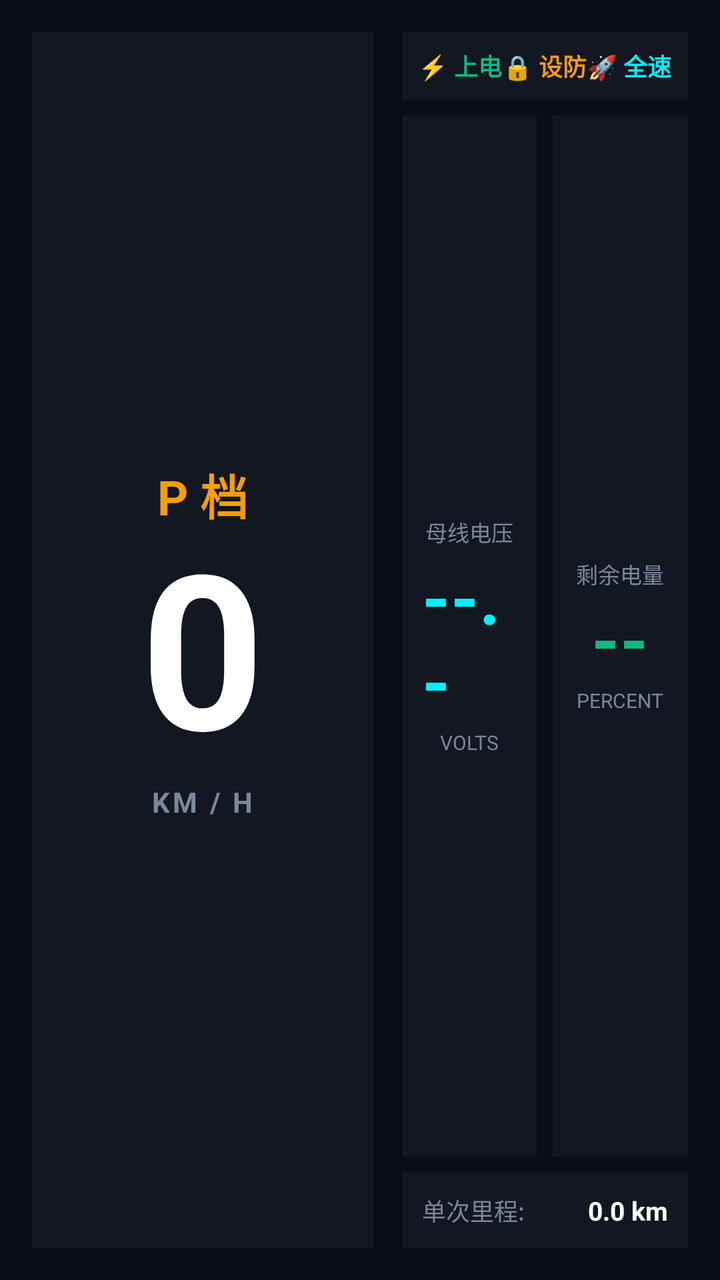
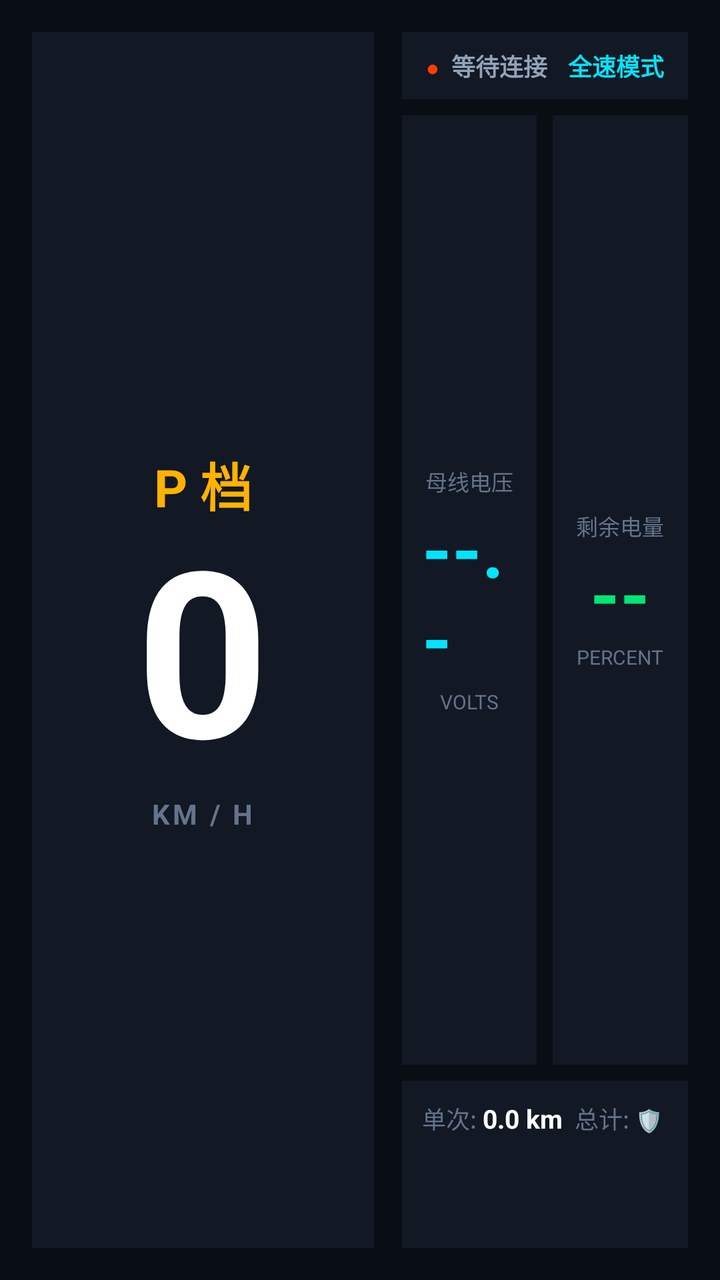

The first picture is an Android layout as it rendered before a commit; the second is the same layout after the commit. The layout source and the unified diff follow.
<!-- AndroidManifest.xml: application theme AppTheme -->
<!-- res/layout/activity_main_hud.xml -->
<?xml version="1.0" encoding="utf-8"?>
<LinearLayout xmlns:android="http://schemas.android.com/apk/res/android"
    android:layout_width="match_parent"
    android:layout_height="match_parent"
    android:orientation="horizontal"
    android:background="@color/bg_dark"
    android:padding="16dp">

    
    <LinearLayout
        android:layout_width="0dp"
        android:layout_height="match_parent"
        android:layout_weight="1.2"
        android:orientation="vertical"
        android:gravity="center"
        android:background="@color/bg_card"
        android:padding="16dp">

        <TextView
            android:id="@+id/tv_gear"
            android:layout_width="wrap_content"
            android:layout_height="wrap_content"
            android:text="P 档"
            android:textColor="@color/amber"
            android:textSize="24sp"
            android:textStyle="bold" />

        <TextView
            android:id="@+id/tv_speed"
            android:layout_width="wrap_content"
            android:layout_height="wrap_content"
            android:text="0"
            android:textColor="#FFFFFF"
            android:textSize="108sp"
            android:textStyle="bold"
            android:includeFontPadding="false" />

        <TextView
            android:layout_width="wrap_content"
            android:layout_height="wrap_content"
            android:text="KM / H"
            android:textColor="@color/text_dim"
            android:textSize="14sp"
            android:textStyle="bold"
            android:letterSpacing="0.1" />
    </LinearLayout>

    
    <LinearLayout
        android:layout_width="0dp"
        android:layout_height="match_parent"
        android:layout_weight="1"
        android:orientation="vertical"
        android:layout_marginStart="14dp">

        
        <LinearLayout
            android:layout_width="match_parent"
            android:layout_height="wrap_content"
            android:orientation="horizontal"
            android:background="@color/bg_card"
            android:padding="8dp">

            <TextView
                android:id="@+id/ind_power"
                android:layout_width="0dp"
                android:layout_height="wrap_content"
                android:layout_weight="1"
                android:text="⚡ 上电"
                android:textColor="@color/green"
                android:gravity="center"
                android:textSize="12sp"
                android:textStyle="bold" />

            <TextView
                android:id="@+id/ind_lock"
                android:layout_width="0dp"
                android:layout_height="wrap_content"
                android:layout_weight="1"
                android:text="🔒 设防"
                android:textColor="@color/amber"
                android:gravity="center"
                android:textSize="12sp"
                android:textStyle="bold" />

            <TextView
                android:id="@+id/ind_speed_limit"
                android:layout_width="0dp"
                android:layout_height="wrap_content"
                android:layout_weight="1"
                android:text="🚀 全速"
                android:textColor="@color/cyan"
                android:gravity="center"
                android:textSize="12sp"
                android:textStyle="bold" />
        </LinearLayout>

        
        <LinearLayout
            android:layout_width="match_parent"
            android:layout_height="0dp"
            android:layout_weight="1"
            android:orientation="horizontal"
            android:layout_marginTop="8dp">

            <LinearLayout
                android:layout_width="0dp"
                android:layout_height="match_parent"
                android:layout_weight="1"
                android:orientation="vertical"
                android:gravity="center"
                android:background="@color/bg_card"
                android:padding="10dp"
                android:layout_marginEnd="4dp">
                <TextView android:layout_width="wrap_content" android:layout_height="wrap_content" android:text="母线电压" android:textColor="@color/text_dim" android:textSize="11sp" />
                <TextView android:id="@+id/tv_voltage" android:layout_width="wrap_content" android:layout_height="wrap_content" android:text="--.-" android:textColor="@color/cyan" android:textSize="36sp" android:textStyle="bold" />
                <TextView android:layout_width="wrap_content" android:layout_height="wrap_content" android:text="VOLTS" android:textColor="@color/text_dim" android:textSize="10sp" />
            </LinearLayout>

            <LinearLayout
                android:layout_width="0dp"
                android:layout_height="match_parent"
                android:layout_weight="1"
                android:orientation="vertical"
                android:gravity="center"
                android:background="@color/bg_card"
                android:padding="10dp"
                android:layout_marginStart="4dp">
                <TextView android:layout_width="wrap_content" android:layout_height="wrap_content" android:text="剩余电量" android:textColor="@color/text_dim" android:textSize="11sp" />
                <TextView android:id="@+id/tv_battery" android:layout_width="wrap_content" android:layout_height="wrap_content" android:text="--" android:textColor="@color/green" android:textSize="36sp" android:textStyle="bold" />
                <TextView android:layout_width="wrap_content" android:layout_height="wrap_content" android:text="PERCENT" android:textColor="@color/text_dim" android:textSize="10sp" />
            </LinearLayout>
        </LinearLayout>

        
        <LinearLayout
            android:layout_width="match_parent"
            android:layout_height="wrap_content"
            android:orientation="horizontal"
            android:background="@color/bg_card"
            android:padding="10dp"
            android:layout_marginTop="8dp">

            <TextView
                android:layout_width="0dp"
                android:layout_height="wrap_content"
                android:layout_weight="1"
                android:text="单次里程: "
                android:textColor="@color/text_dim"
                android:textSize="12sp" />

            <TextView
                android:id="@+id/tv_once_trip"
                android:layout_width="wrap_content"
                android:layout_height="wrap_content"
                android:text="0.0 km"
                android:textColor="#FFFFFF"
                android:textStyle="bold"
                android:textSize="13sp" />
        </LinearLayout>

    </LinearLayout>

</LinearLayout>
<!-- resources referenced by this layout -->
<resources>
  <color name="amber">#F59E0B</color>
  <color name="bg_card">#131722</color>
  <color name="bg_dark">#0A0D14</color>
  <color name="cyan">#00F2FE</color>
  <color name="green">#10B981</color>
  <color name="text_dim">#7A889B</color>
  <style name="AppTheme" parent="Theme.MaterialComponents.DayNight.NoActionBar">
          <item name="colorPrimary">@color/cyan</item>
          <item name="colorPrimaryVariant">@color/cyan</item>
          <item name="colorSecondary">@color/green</item>
          <item name="colorOnPrimary">#000000</item>
          <item name="colorOnSecondary">#FFFFFF</item>
          <item name="android:windowBackground">@color/bg_dark</item>
          <item name="android:statusBarColor">@color/bg_dark</item>
      </style>
</resources>

<!-- the commit's change to res/layout/activity_main_hud.xml (unified diff, before → after) -->
@@ -22,7 +22,7 @@
             android:layout_height="wrap_content"
             android:text="P 档"
             android:textColor="@color/amber"
-            android:textSize="24sp"
+            android:textSize="26sp"
             android:textStyle="bold" />
 
         <TextView
@@ -30,8 +30,8 @@
             android:layout_width="wrap_content"
             android:layout_height="wrap_content"
             android:text="0"
-            android:textColor="#FFFFFF"
-            android:textSize="108sp"
+            android:textColor="@color/text_title"
+            android:textSize="116sp"
             android:textStyle="bold"
             android:includeFontPadding="false" />
 
@@ -59,38 +59,34 @@
             android:layout_height="wrap_content"
             android:orientation="horizontal"
             android:background="@color/bg_card"
-            android:padding="8dp">
+            android:paddingHorizontal="12dp"
+            android:paddingVertical="8dp">
 
             <TextView
-                android:id="@+id/ind_power"
+                android:id="@+id/tv_status_dot"
+                android:layout_width="wrap_content"
+                android:layout_height="wrap_content"
+                android:text="●"
+                android:textColor="@color/red"
+                android:textSize="11sp"
+                android:layout_marginEnd="6dp" />
+
+            <TextView
+                android:id="@+id/tv_conn_status"
                 android:layout_width="0dp"
                 android:layout_height="wrap_content"
                 android:layout_weight="1"
-                android:text="⚡ 上电"
-                android:textColor="@color/green"
-                android:gravity="center"
+                android:text="等待连接"
+                android:textColor="@color/text_secondary"
                 android:textSize="12sp"
                 android:textStyle="bold" />
 
             <TextView
-                android:id="@+id/ind_lock"
-                android:layout_width="0dp"
+                android:id="@+id/badge_limit_status"
+                android:layout_width="wrap_content"
                 android:layout_height="wrap_content"
-                android:layout_weight="1"
-                android:text="🔒 设防"
-                android:textColor="@color/amber"
-                android:gravity="center"
-                android:textSize="12sp"
-                android:textStyle="bold" />
-
-            <TextView
-                android:id="@+id/ind_speed_limit"
-                android:layout_width="0dp"
-                android:layout_height="wrap_content"
-                android:layout_weight="1"
-                android:text="🚀 全速"
+                android:text="全速模式"
                 android:textColor="@color/cyan"
-                android:gravity="center"
                 android:textSize="12sp"
                 android:textStyle="bold" />
         </LinearLayout>
@@ -113,7 +109,7 @@
                 android:padding="10dp"
                 android:layout_marginEnd="4dp">
                 <TextView android:layout_width="wrap_content" android:layout_height="wrap_content" android:text="母线电压" android:textColor="@color/text_dim" android:textSize="11sp" />
-                <TextView android:id="@+id/tv_voltage" android:layout_width="wrap_content" android:layout_height="wrap_content" android:text="--.-" android:textColor="@color/cyan" android:textSize="36sp" android:textStyle="bold" />
+                <TextView android:id="@+id/tv_voltage" android:layout_width="wrap_content" android:layout_height="wrap_content" android:text="--.-" android:textColor="@color/cyan" android:textSize="38sp" android:textStyle="bold" />
                 <TextView android:layout_width="wrap_content" android:layout_height="wrap_content" android:text="VOLTS" android:textColor="@color/text_dim" android:textSize="10sp" />
             </LinearLayout>
 
@@ -127,7 +123,7 @@
                 android:padding="10dp"
                 android:layout_marginStart="4dp">
                 <TextView android:layout_width="wrap_content" android:layout_height="wrap_content" android:text="剩余电量" android:textColor="@color/text_dim" android:textSize="11sp" />
-                <TextView android:id="@+id/tv_battery" android:layout_width="wrap_content" android:layout_height="wrap_content" android:text="--" android:textColor="@color/green" android:textSize="36sp" android:textStyle="bold" />
+                <TextView android:id="@+id/tv_battery" android:layout_width="wrap_content" android:layout_height="wrap_content" android:text="--" android:textColor="@color/green" android:textSize="38sp" android:textStyle="bold" />
                 <TextView android:layout_width="wrap_content" android:layout_height="wrap_content" android:text="PERCENT" android:textColor="@color/text_dim" android:textSize="10sp" />
             </LinearLayout>
         </LinearLayout>
@@ -142,10 +138,9 @@
             android:layout_marginTop="8dp">
 
             <TextView
-                android:layout_width="0dp"
+                android:layout_width="wrap_content"
                 android:layout_height="wrap_content"
-                android:layout_weight="1"
-                android:text="单次里程: "
+                android:text="单次: "
                 android:textColor="@color/text_dim"
                 android:textSize="12sp" />
 
@@ -154,9 +149,35 @@
                 android:layout_width="wrap_content"
                 android:layout_height="wrap_content"
                 android:text="0.0 km"
-                android:textColor="#FFFFFF"
+                android:textColor="@color/text_title"
                 android:textStyle="bold"
                 android:textSize="13sp" />
+
+            <TextView
+                android:layout_width="wrap_content"
+                android:layout_height="wrap_content"
+                android:text="  总计: "
+                android:textColor="@color/text_dim"
+                android:textSize="12sp" />
+
+            <TextView
+                android:id="@+id/tv_total_trip"
+                android:layout_width="0dp"
+                android:layout_height="wrap_content"
+                android:layout_weight="1"
+                android:text="0 km"
+                android:textColor="@color/text_title"
+                android:textStyle="bold"
+                android:textSize="13sp" />
+
+            <TextView
+                android:id="@+id/tv_error_status"
+                android:layout_width="wrap_content"
+                android:layout_height="wrap_content"
+                android:text="🛡️ 自检正常"
+                android:textColor="@color/green"
+                android:textSize="11sp"
+                android:textStyle="bold" />
         </LinearLayout>
 
     </LinearLayout>
<!-- resource entries referenced after the edit -->
@@ -1,11 +1,14 @@
 <!-- resources referenced by this layout -->
 <resources>
-  <color name="amber">#F59E0B</color>
-  <color name="bg_card">#131722</color>
-  <color name="bg_dark">#0A0D14</color>
-  <color name="cyan">#00F2FE</color>
-  <color name="green">#10B981</color>
-  <color name="text_dim">#7A889B</color>
+  <color name="amber">#FFB300</color>
+  <color name="bg_card">#121824</color>
+  <color name="bg_dark">#090D14</color>
+  <color name="cyan">#00E5FF</color>
+  <color name="green">#00E676</color>
+  <color name="red">#FF3D00</color>
+  <color name="text_dim">#64748B</color>
+  <color name="text_secondary">#94A3B8</color>
+  <color name="text_title">#FFFFFF</color>
   <style name="AppTheme" parent="Theme.MaterialComponents.DayNight.NoActionBar">
           <item name="colorPrimary">@color/cyan</item>
           <item name="colorPrimaryVariant">@color/cyan</item>
